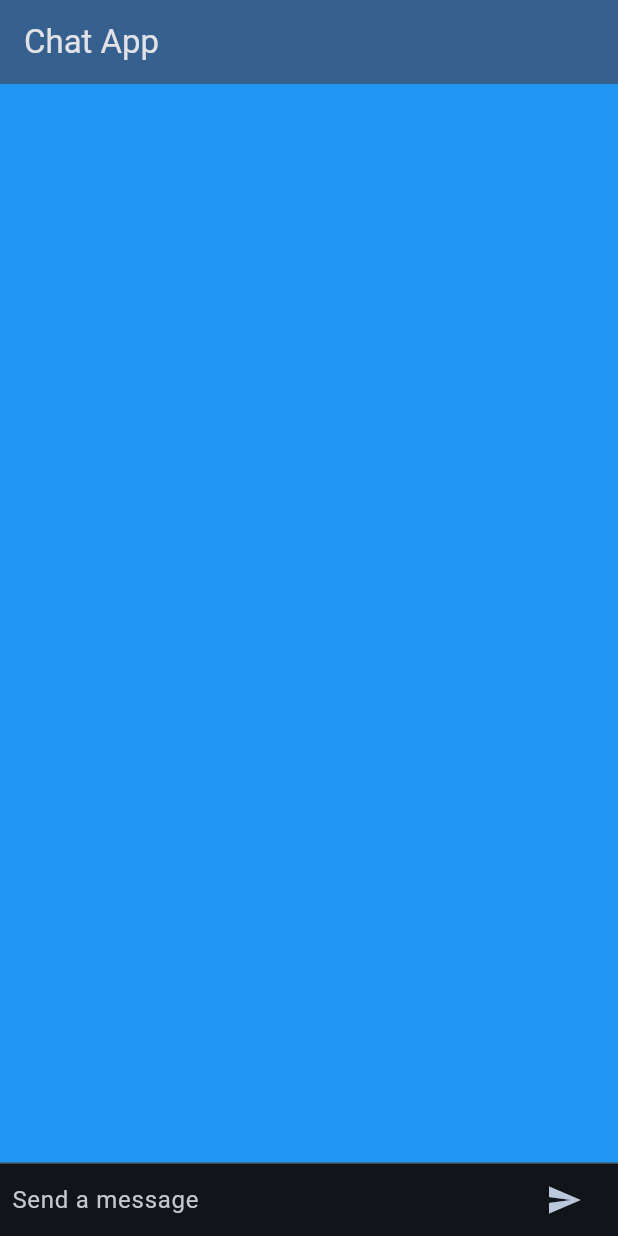
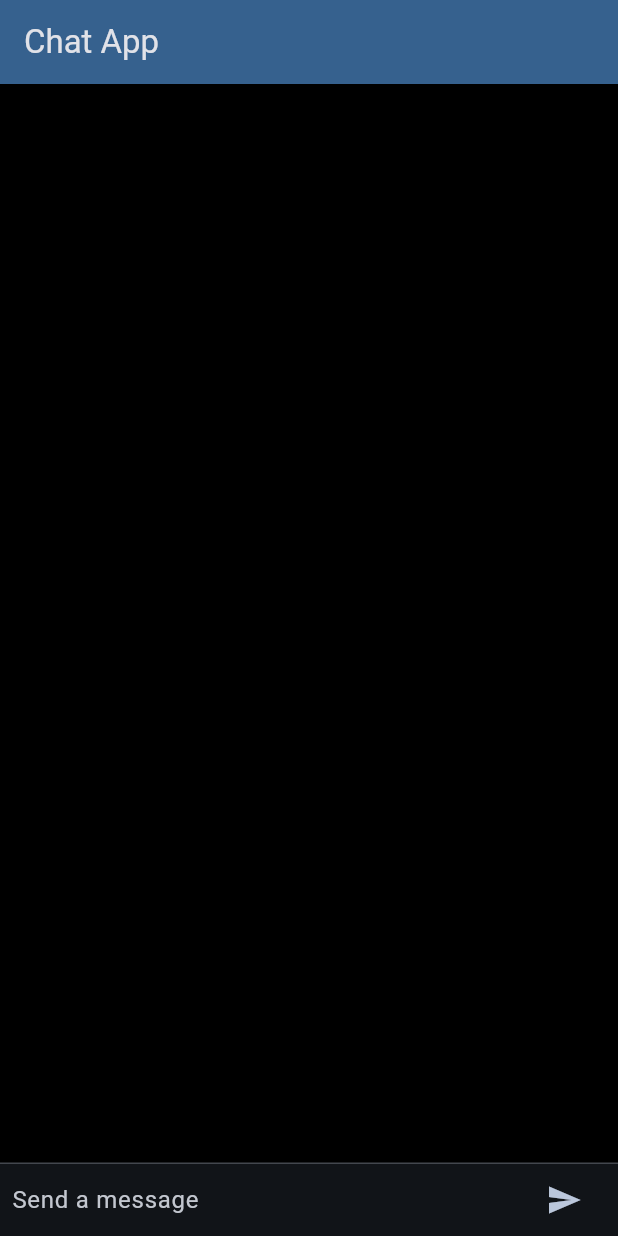
Before and after one commit to could-ai/019873e0-0dcd-7a84-99a9-7d7268f1927f, a Flutter app: the screen it shows after launch, on a phone screen of 412 x 824 dp. Run offline on Flutter 3.47's test engine with Material 3 defaults, Android fonts, the phone set to English and light mode, and no system bars.

Commit message:
将应用程序的背景颜色从蓝色更改为黑色。在 `lib/main.dart` 文件中，我将 `ThemeData` 的 `scaffoldBackgroundColor` 属性从 `Colors.blue` 修改为 `Colors.black`。同时，我保留了 `brightness: Brightness.dark` 和蓝色的 `seedColor`，以确保在新的黑色背景下，文本和UI元素（如图标和按钮）具有良好的对比度，并保持统一的深色主题美感。

```diff
--- a/usr/lib/main.dart
+++ b/usr/lib/main.dart
@@ -15,7 +15,7 @@ class MyApp extends StatelessWidget {
       debugShowCheckedModeBanner: false,
       theme: ThemeData(
         brightness: Brightness.dark,
-        scaffoldBackgroundColor: Colors.blue,
+        scaffoldBackgroundColor: Colors.black,
         colorScheme: ColorScheme.fromSeed(
           seedColor: Colors.blue,
           brightness: Brightness.dark
```
